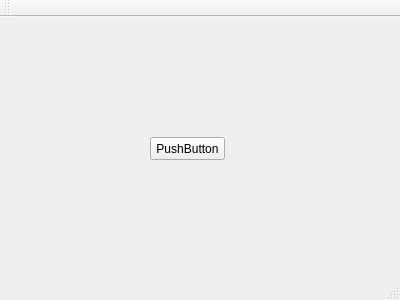
Above: mainwindow.ui from joonahn/gittest before the change. Below: the same form after it.
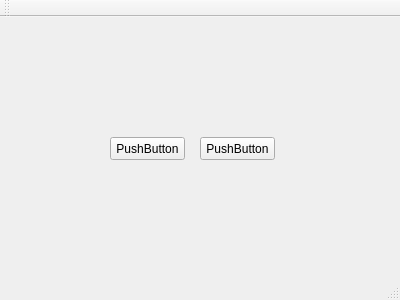
That is the form after the change.

The edit to the form file:
```diff
--- a/mainwindow.ui
+++ b/mainwindow.ui
@@ -17,7 +17,20 @@
    <widget class="QPushButton" name="pushButton">
     <property name="geometry">
      <rect>
-      <x>150</x>
+      <x>110</x>
+      <y>120</y>
+      <width>75</width>
+      <height>23</height>
+     </rect>
+    </property>
+    <property name="text">
+     <string>PushButton</string>
+    </property>
+   </widget>
+   <widget class="QPushButton" name="pushButton_2">
+    <property name="geometry">
+     <rect>
+      <x>200</x>
       <y>120</y>
       <width>75</width>
       <height>23</height>
```
